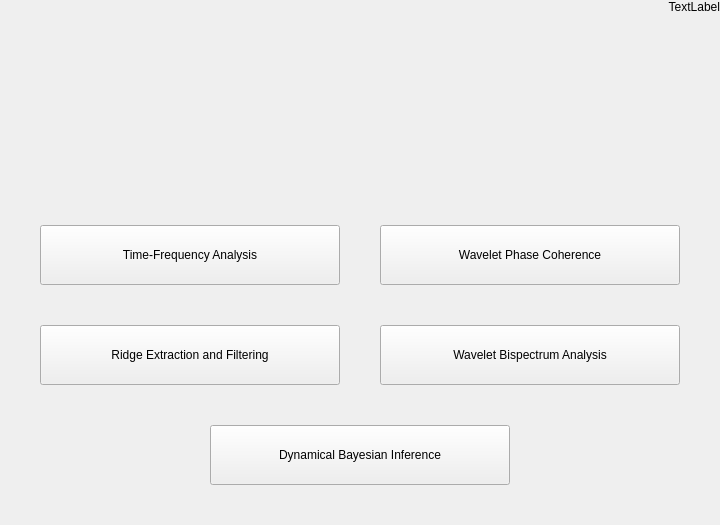
Above: res/layout/window_launcher.ui from luphysics/PyMODA before the change. Below: the same form after it.
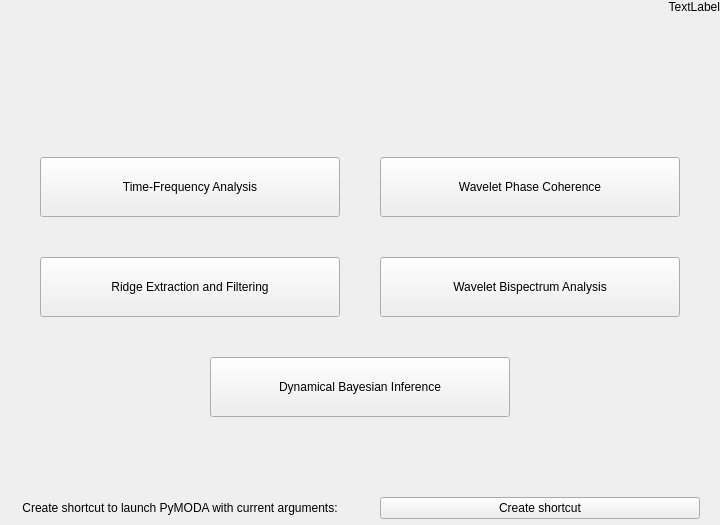
That is the form after the change.

Commit message: Add ability to create shortcuts

Diff of the .ui file:
```diff
--- a/res/layout/window_launcher.ui
+++ b/res/layout/window_launcher.ui
@@ -216,6 +216,45 @@
         </item>
        </layout>
       </item>
+      <item>
+       <layout class="QHBoxLayout" name="horizontalLayout_4">
+        <property name="leftMargin">
+         <number>20</number>
+        </property>
+        <property name="rightMargin">
+         <number>20</number>
+        </property>
+        <property name="bottomMargin">
+         <number>6</number>
+        </property>
+        <item>
+         <widget class="QLabel" name="label">
+          <property name="text">
+           <string>Create shortcut to launch PyMODA with current arguments:</string>
+          </property>
+          <property name="alignment">
+           <set>Qt::AlignCenter</set>
+          </property>
+         </widget>
+        </item>
+        <item>
+         <widget class="QPushButton" name="btn_create_shortcut">
+          <property name="maximumSize">
+           <size>
+            <width>16777215</width>
+            <height>16777215</height>
+           </size>
+          </property>
+          <property name="text">
+           <string>Create shortcut</string>
+          </property>
+          <property name="checkable">
+           <bool>false</bool>
+          </property>
+         </widget>
+        </item>
+       </layout>
+      </item>
      </layout>
     </item>
    </layout>
```
The commit also changes 4 other files.
